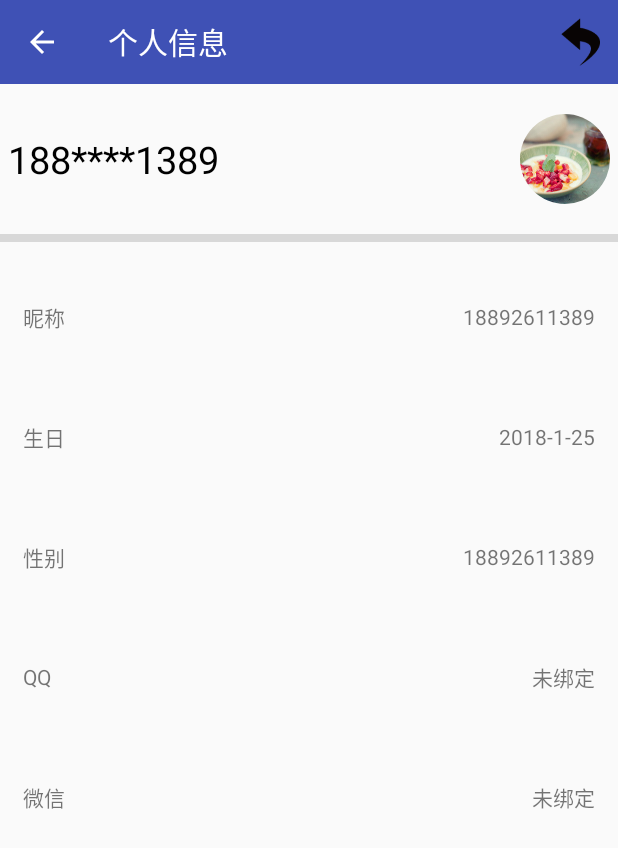
After one commit to CasterXzs/ShareElectric_second, an Android app: the UserInfoActivity screen opened directly, with no data from a screen before it, on a phone screen of 412 x 824 dp. The commit adds this screen. Shown: the top 848 px of the screen. Run offline under Robolectric (Android 15) with nearby library versions, the phone set to English and light mode, and no system bars; our stand-ins replace CircleImageView.

Commit message:
add infoacivity

```diff
--- /dev/null
+++ b/app/src/main/java/com/xzs/shareelectric_second/activity/UserInfoActivity.java
@@ -0,0 +1,69 @@
+package com.xzs.shareelectric_second.activity;
+
+import android.support.v7.app.AppCompatActivity;
+import android.os.Bundle;
+import android.support.v7.widget.Toolbar;
+import android.view.Menu;
+import android.view.MenuItem;
+import android.widget.TextView;
+import android.widget.Toast;
+
+import com.xzs.shareelectric_second.R;
+import com.xzs.shareelectric_second.application.MyApplication;
+import com.xzs.shareelectric_second.entity.UserEntity;
+
+import de.hdodenhof.circleimageview.CircleImageView;
+
+public class UserInfoActivity extends AppCompatActivity {
+
+    private UserEntity userEntity;
+    private Toolbar userinfo_tb;
+    private CircleImageView userinfo_circleimageview;
+    private TextView userinfo_tv_nickname;
+    private TextView userinfo_tv_birthday;
+    private TextView userinfo_tv_sex;
+    private TextView userinfo_tv_qq;
+    private TextView userinfo_tv_wx;
+
+    @Override
+    protected void onCreate(Bundle savedInstanceState) {
+        super.onCreate(savedInstanceState);
+        setContentView(R.layout.activity_user_info);
+        initView();
+    }
+
+    private void initView(){
+        userEntity= MyApplication.userEntity;
+        userinfo_tb=(Toolbar)findViewById(R.id.userinfo_tb);
+        setSupportActionBar(userinfo_tb);
+        getSupportActionBar().setDisplayHomeAsUpEnabled(true);
+        userinfo_circleimageview=(CircleImageView)findViewById(R.id.userinfo_circleimageview);
+        userinfo_tv_nickname=(TextView)findViewById(R.id.userinfo_tv_nickname);
+        userinfo_tv_birthday=(TextView)findViewById(R.id.userinfo_tv_birthday);
+        userinfo_tv_sex=(TextView)findViewById(R.id.userinfo_tv_sex);
+        userinfo_tv_qq=(TextView)findViewById(R.id.userinfo_tv_qq);
+        userinfo_tv_wx=(TextView)findViewById(R.id.userinfo_tv_wx);
+
+    }
+
+    @Override
+    public boolean onCreateOptionsMenu(Menu menu) {
+        getMenuInflater().inflate(R.menu.userinfo_menu,menu);
+        return true;
+    }
+
+    @Override
+    public boolean onOptionsItemSelected(MenuItem item) {
+        switch (item.getItemId()){
+            case android.R.id.home:
+                finish();
+                break;
+            case R.id.userinfo_fixinfo:
+                Toast.makeText(this, "you clicked userinfo_fixinfo", Toast.LENGTH_SHORT).show();
+            default:
+                break;
+        }
+        return true;
+    }
+
+}
--- a/app/src/main/java/com/xzs/shareelectric_second/utils/Config.java
+++ b/app/src/main/java/com/xzs/shareelectric_second/utils/Config.java
@@ -4,10 +4,10 @@ package com.xzs.shareelectric_second.utils;
 
 public class Config {
 
-    public static final String BASEHOST = "http://10.152.19.230:8080/ShareElectric_second";
+    public static final String BASEHOST = "http://snowleaf.xyz:8080/electric";
 
-    public static final String REGISTER = BASEHOST+"/mobile/UserServlet?method=register";
-    public static final String LOGIN = BASEHOST+"/User";
+    public static final String REGISTER = BASEHOST+"/UserAction_register";
+    public static final String LOGIN = BASEHOST+"/UserAction_login";
     public static final String SCORE = BASEHOST + "/mobile/UserServlet?method=getRelationScore";
     public static final String ADDFD = BASEHOST + "/mobile/UserServlet?method=addFriend";
     public static final String GETFD = BASEHOST + "/mobile/UserServlet?method=listFriend&uid=";
--- a/app/src/main/java/com/xzs/shareelectric_second/utils/GsonUtil.java
+++ b/app/src/main/java/com/xzs/shareelectric_second/utils/GsonUtil.java
@@ -2,8 +2,10 @@ package com.xzs.shareelectric_second.utils;
 
 
 import com.google.gson.Gson;
+import com.xzs.shareelectric_second.entity.UserEntity;
 
 public class GsonUtil {
+
     public static <T> T fromJson(String json, Class<T> clazz) {
 
         Gson gson = new Gson();
--- a/app/src/main/res/layout/activity_login.xml
+++ b/app/src/main/res/layout/activity_login.xml
@@ -3,7 +3,7 @@
     android:id="@+id/login_rl_bg"
     android:layout_width="match_parent"
     android:layout_height="match_parent"
-    android:background="@mipmap/login_bg">
+    android:background="#000000">
 
     <TextView
         android:text="CornerElectric"
@@ -55,7 +55,7 @@
             android:paddingTop="8dp"
             android:paddingBottom="8dp"
             android:hint="密码"
-            android:inputType="numberPassword"
+            android:password="true"
             android:textColor="#ffffff"
             android:gravity="center"
             android:textColorHint="#ffffff">
--- a/app/src/main/res/layout/activity_register.xml
+++ b/app/src/main/res/layout/activity_register.xml
@@ -41,8 +41,7 @@
             android:layout_marginTop="3dp"
             android:drawableLeft="@mipmap/register_edit_password"
             android:drawablePadding="8dp"
-            android:hint="密码"
-            android:inputType="numberPassword" />
+            android:hint="密码" />
 
         <EditText
             android:id="@+id/register_edit_password2"
--- /dev/null
+++ b/app/src/main/res/layout/activity_user_info.xml
@@ -0,0 +1,161 @@
+<?xml version="1.0" encoding="utf-8"?>
+<LinearLayout
+    xmlns:android="http://schemas.android.com/apk/res/android"
+    xmlns:app="http://schemas.android.com/apk/res-auto"
+    xmlns:tools="http://schemas.android.com/tools"
+    android:layout_width="match_parent"
+    android:layout_height="match_parent"
+    android:orientation="vertical">
+
+    <android.support.v7.widget.Toolbar
+        android:layout_width="match_parent"
+        android:layout_height="?attr/actionBarSize"
+        android:id="@+id/userinfo_tb"
+        android:theme="@style/ThemeOverlay.AppCompat.Dark.ActionBar"
+        android:popupTheme="@style/ThemeOverlay.AppCompat.Light"
+        android:background="?attr/colorPrimary"/>
+
+    <RelativeLayout
+        android:layout_width="match_parent"
+        android:layout_height="100dp"
+        android:padding="5dp">
+
+        <TextView
+            android:layout_centerVertical="true"
+            android:textColor="#000000"
+            android:textSize="25sp"
+            android:text="188****1389"
+            android:id="@+id/userinfo_tv_phone"
+            android:layout_width="wrap_content"
+            android:layout_height="wrap_content" />
+
+        <de.hdodenhof.circleimageview.CircleImageView
+            android:id="@+id/userinfo_circleimageview"
+            android:layout_centerVertical="true"
+            android:src="@drawable/a"
+            android:layout_width="60dp"
+            android:layout_height="60dp"
+            android:layout_alignParentRight="true"/>
+
+    </RelativeLayout>
+
+    <View
+        android:background="#D8D8D8"
+        android:layout_width="match_parent"
+        android:layout_height="5dp"/>
+
+    <LinearLayout
+        android:padding="10dp"
+        android:orientation="vertical"
+        android:layout_width="match_parent"
+        android:layout_height="wrap_content">
+
+        <RelativeLayout
+            android:padding="5dp"
+            android:layout_width="match_parent"
+            android:layout_height="80dp">
+
+            <TextView
+                android:layout_centerVertical="true"
+                android:text="昵称"
+                android:layout_width="wrap_content"
+                android:layout_height="wrap_content" />
+
+            <TextView
+                android:layout_centerVertical="true"
+                android:layout_alignParentRight="true"
+                android:text="18892611389"
+                android:id="@+id/userinfo_tv_nickname"
+                android:layout_width="wrap_content"
+                android:layout_height="wrap_content" />
+
+        </RelativeLayout>
+
+        <RelativeLayout
+            android:padding="5dp"
+            android:layout_width="match_parent"
+            android:layout_height="80dp">
+
+            <TextView
+                android:layout_centerVertical="true"
+                android:text="生日"
+                android:layout_width="wrap_content"
+                android:layout_height="wrap_content" />
+
+            <TextView
+                android:layout_centerVertical="true"
+                android:layout_alignParentRight="true"
+                android:text="2018-1-25"
+                android:id="@+id/userinfo_tv_birthday"
+                android:layout_width="wrap_content"
+                android:layout_height="wrap_content" />
+
+        </RelativeLayout>
+
+        <RelativeLayout
+            android:padding="5dp"
+            android:layout_width="match_parent"
+            android:layout_height="80dp">
+
+            <TextView
+                android:layout_centerVertical="true"
+                android:text="性别"
+                android:layout_width="wrap_content"
+                android:layout_height="wrap_content" />
+
+            <TextView
+                android:layout_centerVertical="true"
+                android:layout_alignParentRight="true"
+                android:text="18892611389"
+                android:id="@+id/userinfo_tv_sex"
+                android:layout_width="wrap_content"
+                android:layout_height="wrap_content" />
+
+        </RelativeLayout>
+
+        <RelativeLayout
+            android:padding="5dp"
+            android:layout_width="match_parent"
+            android:layout_height="80dp">
+
+            <TextView
+                android:layout_centerVertical="true"
+                android:text="QQ"
+                android:layout_width="wrap_content"
+                android:layout_height="wrap_content" />
+
+            <TextView
+                android:layout_centerVertical="true"
+                android:layout_alignParentRight="true"
+                android:text="未绑定"
+                android:id="@+id/userinfo_tv_qq"
+                android:layout_width="wrap_content"
+                android:layout_height="wrap_content" />
+
+        </RelativeLayout>
+
+        <RelativeLayout
+            android:padding="5dp"
+            android:layout_width="match_parent"
+            android:layout_height="80dp">
+
+            <TextView
+                android:layout_centerVertical="true"
+                android:text="微信"
+                android:layout_width="wrap_content"
+                android:layout_height="wrap_content" />
+
+            <TextView
+                android:layout_centerVertical="true"
+                android:layout_alignParentRight="true"
+                android:text="未绑定"
+                android:id="@+id/userinfo_tv_wx"
+                android:layout_width="wrap_content"
+                android:layout_height="wrap_content" />
+
+        </RelativeLayout>
+
+
+    </LinearLayout>
+
+</LinearLayout>
--- a/app/src/main/res/layout/user_header.xml
+++ b/app/src/main/res/layout/user_header.xml
@@ -1,5 +1,6 @@
 <?xml version="1.0" encoding="utf-8"?>
 <RelativeLayout
+    android:id="@+id/user_header"
     xmlns:android="http://schemas.android.com/apk/res/android"
     xmlns:app="http://schemas.android.com/apk/res-auto"
     android:layout_width="match_parent"
@@ -7,7 +8,7 @@
     android:background="?attr/colorPrimary">
 
     <de.hdodenhof.circleimageview.CircleImageView
-        android:id="@+id/user_circleimageview"
+        android:id="@+id/userheader_circleimageview"
         android:layout_width="70dp"
         android:layout_height="70dp"
         android:src="@drawable/a"
@@ -17,9 +18,8 @@
         android:id="@+id/user_tv_phone"
         android:layout_width="wrap_content"
         android:layout_height="wrap_content"
-        android:text="188****1389"
         android:textColor="#fff"
-        android:layout_below="@+id/user_circleimageview"
+        android:layout_below="@+id/userheader_circleimageview"
         android:layout_marginTop="5dp"
         android:layout_centerHorizontal="true"/>
 
--- /dev/null
+++ b/app/src/main/res/menu/userinfo_menu.xml
@@ -0,0 +1,11 @@
+<?xml version="1.0" encoding="utf-8"?>
+<menu xmlns:android="http://schemas.android.com/apk/res/android"
+    xmlns:app="http://schemas.android.com/apk/res-auto">
+
+    <item
+        android:id="@+id/userinfo_fixinfo"
+        android:title="fixinfo"
+        android:icon="@drawable/invent"
+        app:showAsAction="always"/>
+
+</menu>
```
Also changed, not shown: app/src/main/AndroidManifest.xml (+6 -6 lines), app/src/main/java/com/xzs/shareelectric_second/activity/LoginActivity.java (+28 -10 lines), app/src/main/java/com/xzs/shareelectric_second/activity/MainActivity.java (+34 -4 lines), app/src/main/java/com/xzs/shareelectric_second/activity/RegisterActivity.java (+13 -4 lines), app/src/main/java/com/xzs/shareelectric_second/application/MyApplication.java (added, +12 -0 lines), app/src/main/java/com/xzs/shareelectric_second/entity/UserEntity.java (+53 -35 lines).
